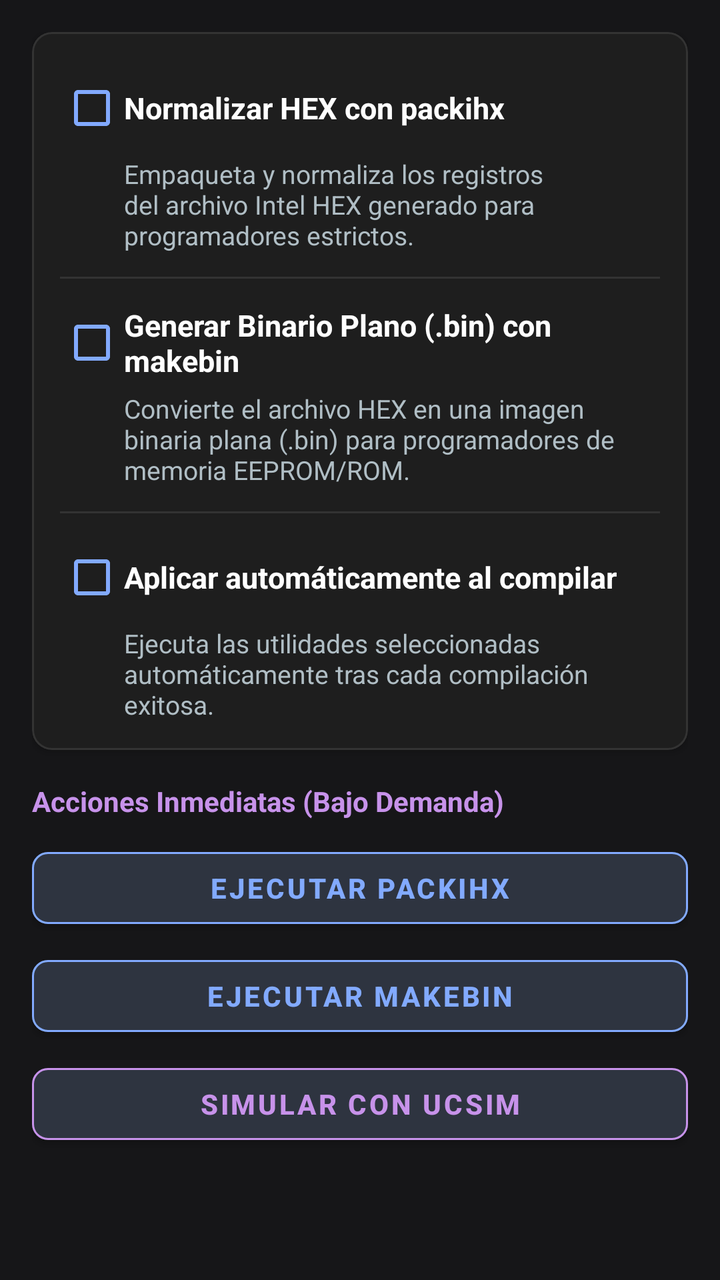
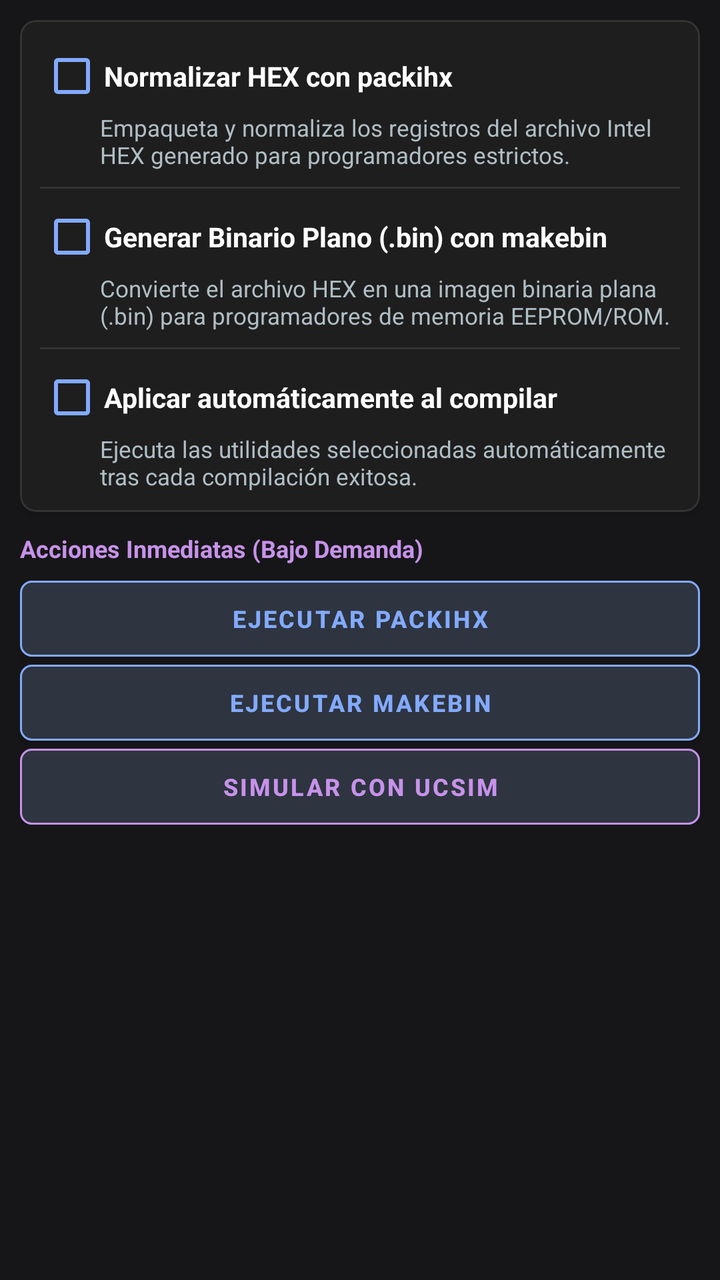

The first picture is an Android layout as it rendered before a commit; the second is the same layout after the commit. The layout source and the unified diff follow.
<!-- AndroidManifest.xml: application theme Theme.CPIC -->
<!-- res/layout/dialog_optional_tools.xml -->
<?xml version="1.0" encoding="utf-8"?>
<ScrollView xmlns:android="http://schemas.android.com/apk/res/android"
    xmlns:app="http://schemas.android.com/apk/res-auto"
    android:layout_width="match_parent"
    android:layout_height="wrap_content"
    android:background="@color/surface"
    android:padding="16dp">

    <LinearLayout
        android:layout_width="match_parent"
        android:layout_height="wrap_content"
        android:orientation="vertical">

        
        <com.google.android.material.card.MaterialCardView
            android:layout_width="match_parent"
            android:layout_height="wrap_content"
            app:cardBackgroundColor="#1E1E1E"
            app:cardCornerRadius="10dp"
            app:cardElevation="2dp"
            app:strokeColor="#333333"
            app:strokeWidth="1dp">

            <LinearLayout
                android:layout_width="match_parent"
                android:layout_height="wrap_content"
                android:orientation="vertical"
                android:padding="14dp">

                
                <com.google.android.material.checkbox.MaterialCheckBox
                    android:id="@+id/chk_packihx"
                    android:layout_width="match_parent"
                    android:layout_height="wrap_content"
                    android:text="@string/opt_packihx_title"
                    android:textColor="#FFFFFF"
                    android:textSize="15sp"
                    android:textStyle="bold"
                    app:buttonTint="@color/primary" />

                <TextView
                    android:layout_width="match_parent"
                    android:layout_height="wrap_content"
                    android:layout_marginStart="32dp"
                    android:layout_marginBottom="12dp"
                    android:text="@string/opt_packihx_desc"
                    android:textColor="#B0BEC5"
                    android:textSize="13sp" />

                <View
                    android:layout_width="match_parent"
                    android:layout_height="1dp"
                    android:layout_marginBottom="8dp"
                    android:background="#333333" />

                
                <com.google.android.material.checkbox.MaterialCheckBox
                    android:id="@+id/chk_makebin"
                    android:layout_width="match_parent"
                    android:layout_height="wrap_content"
                    android:text="@string/opt_makebin_title"
                    android:textColor="#FFFFFF"
                    android:textSize="15sp"
                    android:textStyle="bold"
                    app:buttonTint="@color/primary" />

                <TextView
                    android:layout_width="match_parent"
                    android:layout_height="wrap_content"
                    android:layout_marginStart="32dp"
                    android:layout_marginBottom="12dp"
                    android:text="@string/opt_makebin_desc"
                    android:textColor="#B0BEC5"
                    android:textSize="13sp" />

                <View
                    android:layout_width="match_parent"
                    android:layout_height="1dp"
                    android:layout_marginBottom="8dp"
                    android:background="#333333" />

                
                <com.google.android.material.checkbox.MaterialCheckBox
                    android:id="@+id/chk_auto_apply"
                    android:layout_width="match_parent"
                    android:layout_height="wrap_content"
                    android:text="@string/opt_auto_apply_title"
                    android:textColor="#FFFFFF"
                    android:textSize="15sp"
                    android:textStyle="bold"
                    app:buttonTint="@color/primary" />

                <TextView
                    android:layout_width="match_parent"
                    android:layout_height="wrap_content"
                    android:layout_marginStart="32dp"
                    android:text="@string/opt_auto_apply_desc"
                    android:textColor="#B0BEC5"
                    android:textSize="13sp" />

            </LinearLayout>
        </com.google.android.material.card.MaterialCardView>

        
        <TextView
            android:layout_width="match_parent"
            android:layout_height="wrap_content"
            android:layout_marginTop="16dp"
            android:layout_marginBottom="8dp"
            android:text="@string/opt_actions_header"
            android:textColor="@color/secondary"
            android:textSize="14sp"
            android:textStyle="bold" />

        
        <com.google.android.material.button.MaterialButton
            android:id="@+id/btn_run_packihx_action"
            android:layout_width="match_parent"
            android:layout_height="wrap_content"
            android:layout_marginTop="2dp"
            android:text="@string/btn_run_packihx"
            android:textColor="@color/primary"
            android:textStyle="bold"
            app:backgroundTint="#2E3440"
            app:cornerRadius="8dp"
            app:strokeColor="@color/primary"
            app:strokeWidth="1dp" />

        <com.google.android.material.button.MaterialButton
            android:id="@+id/btn_run_makebin_action"
            android:layout_width="match_parent"
            android:layout_height="wrap_content"
            android:layout_marginTop="6dp"
            android:text="@string/btn_run_makebin"
            android:textColor="@color/primary"
            android:textStyle="bold"
            app:backgroundTint="#2E3440"
            app:cornerRadius="8dp"
            app:strokeColor="@color/primary"
            app:strokeWidth="1dp" />

        <com.google.android.material.button.MaterialButton
            android:id="@+id/btn_run_simulator_action"
            android:layout_width="match_parent"
            android:layout_height="wrap_content"
            android:layout_marginTop="6dp"
            android:text="@string/btn_run_simulator"
            android:textColor="@color/secondary"
            android:textStyle="bold"
            app:backgroundTint="#2E3440"
            app:cornerRadius="8dp"
            app:strokeColor="@color/secondary"
            app:strokeWidth="1dp" />

    </LinearLayout>
</ScrollView>
<!-- resources referenced by this layout -->
<resources>
  <color name="primary">#82AAFF</color>
  <color name="secondary">#C792EA</color>
  <color name="surface">#161618</color>
  <string name="btn_run_makebin">Ejecutar makebin</string>
  <string name="btn_run_packihx">Ejecutar packihx</string>
  <string name="btn_run_simulator">Simular con ucSim</string>
  <string name="opt_actions_header">Acciones Inmediatas (Bajo Demanda)</string>
  <string name="opt_auto_apply_desc">Ejecuta las utilidades seleccionadas automáticamente tras cada compilación exitosa.</string>
  <string name="opt_auto_apply_title">Aplicar automáticamente al compilar</string>
  <string name="opt_makebin_desc">Convierte el archivo HEX en una imagen binaria plana (.bin) para programadores de memoria EEPROM/ROM.</string>
  <string name="opt_makebin_title">Generar Binario Plano (.bin) con makebin</string>
  <string name="opt_packihx_desc">Empaqueta y normaliza los registros del archivo Intel HEX generado para programadores estrictos.</string>
  <string name="opt_packihx_title">Normalizar HEX con packihx</string>
  <style name="Theme.CPIC" parent="Theme.MaterialComponents.DayNight.NoActionBar">
          <item name="colorPrimary">@color/primary</item>
          <item name="colorPrimaryVariant">@color/primary_variant</item>
          <item name="colorOnPrimary">@color/on_primary</item>
          
          <item name="colorSecondary">@color/secondary</item>
          <item name="colorOnSecondary">@color/on_secondary</item>
          
          <item name="android:windowBackground">@color/background</item>
          <item name="android:statusBarColor">@color/background</item>
          <item name="android:navigationBarColor">@android:color/transparent</item>
          
          <item name="android:textColorPrimary">@color/on_surface</item>
          
          
          <item name="android:windowLayoutInDisplayCutoutMode" tools:targetApi="o_mr1">shortEdges</item>
  
          
          <item name="actionMenuTextColor">#FFFFFF</item>
          <item name="android:actionMenuTextColor">#FFFFFF</item>
          
          
          <item name="actionBarPopupTheme">@style/CustomPopupTheme</item>
          <item name="popupTheme">@style/CustomPopupTheme</item>
  
          
          <item name="alertDialogTheme">@style/CustomAlertDialogTheme</item>
          <item name="materialAlertDialogTheme">@style/CustomAlertDialogTheme</item>
      </style>
  <color name="primary_variant">#3B4252</color>
  <color name="on_primary">#FFFFFF</color>
  <color name="on_secondary">#121212</color>
  <color name="background">#0A0A0B</color>
  <color name="on_surface">#E0E0E0</color>
  <style name="CustomPopupTheme" parent="ThemeOverlay.AppCompat.Light">
          <item name="android:windowBackground">@color/surface</item>
          <item name="android:colorBackground">#FAFAFA</item>
          <item name="android:background">#FAFAFA</item>
          <item name="android:itemBackground">#FAFAFA</item>
          <item name="android:textColor">#000000</item>
      </style>
  <style name="CustomAlertDialogTheme" parent="ThemeOverlay.MaterialComponents.MaterialAlertDialog">
          <item name="android:background">@color/surface</item>
          <item name="colorSurface">@color/surface</item>
          <item name="colorOnSurface">#FFFFFF</item>
          <item name="android:textColorPrimary">#FFFFFF</item>
          <item name="android:textColorSecondary">#B0BEC5</item>
          <item name="colorPrimary">@color/primary</item>
          <item name="buttonBarPositiveButtonStyle">@style/DialogPositiveButton</item>
          <item name="buttonBarNegativeButtonStyle">@style/DialogNegativeButton</item>
      </style>
  <style name="DialogPositiveButton" parent="Widget.MaterialComponents.Button.TextButton.Dialog">
          <item name="android:textColor">@color/primary</item>
          <item name="android:textStyle">bold</item>
      </style>
  <style name="DialogNegativeButton" parent="Widget.MaterialComponents.Button.TextButton.Dialog">
          <item name="android:textColor">#B0BEC5</item>
      </style>
</resources>

<!-- the commit's change to res/layout/dialog_optional_tools.xml (unified diff, before → after) -->
@@ -4,7 +4,7 @@
     android:layout_width="match_parent"
     android:layout_height="wrap_content"
     android:background="@color/surface"
-    android:padding="16dp">
+    android:padding="10dp">
 
     <LinearLayout
         android:layout_width="match_parent"
@@ -16,7 +16,7 @@
             android:layout_width="match_parent"
             android:layout_height="wrap_content"
             app:cardBackgroundColor="#1E1E1E"
-            app:cardCornerRadius="10dp"
+            app:cardCornerRadius="8dp"
             app:cardElevation="2dp"
             app:strokeColor="#333333"
             app:strokeWidth="1dp">
@@ -25,32 +25,33 @@
                 android:layout_width="match_parent"
                 android:layout_height="wrap_content"
                 android:orientation="vertical"
-                android:padding="14dp">
+                android:padding="10dp">
 
                 
                 <com.google.android.material.checkbox.MaterialCheckBox
                     android:id="@+id/chk_packihx"
                     android:layout_width="match_parent"
                     android:layout_height="wrap_content"
+                    android:minHeight="36dp"
                     android:text="@string/opt_packihx_title"
                     android:textColor="#FFFFFF"
-                    android:textSize="15sp"
+                    android:textSize="13.5sp"
                     android:textStyle="bold"
                     app:buttonTint="@color/primary" />
 
                 <TextView
                     android:layout_width="match_parent"
                     android:layout_height="wrap_content"
-                    android:layout_marginStart="32dp"
-                    android:layout_marginBottom="12dp"
+                    android:layout_marginStart="30dp"
+                    android:layout_marginBottom="8dp"
                     android:text="@string/opt_packihx_desc"
                     android:textColor="#B0BEC5"
-                    android:textSize="13sp" />
+                    android:textSize="11.5sp" />
 
                 <View
                     android:layout_width="match_parent"
                     android:layout_height="1dp"
-                    android:layout_marginBottom="8dp"
+                    android:layout_marginBottom="6dp"
                     android:background="#333333" />
 
                 
@@ -58,25 +59,26 @@
                     android:id="@+id/chk_makebin"
                     android:layout_width="match_parent"
                     android:layout_height="wrap_content"
+                    android:minHeight="36dp"
                     android:text="@string/opt_makebin_title"
                     android:textColor="#FFFFFF"
-                    android:textSize="15sp"
+                    android:textSize="13.5sp"
                     android:textStyle="bold"
                     app:buttonTint="@color/primary" />
 
                 <TextView
                     android:layout_width="match_parent"
                     android:layout_height="wrap_content"
-                    android:layout_marginStart="32dp"
-                    android:layout_marginBottom="12dp"
+                    android:layout_marginStart="30dp"
+                    android:layout_marginBottom="8dp"
                     android:text="@string/opt_makebin_desc"
                     android:textColor="#B0BEC5"
-                    android:textSize="13sp" />
+                    android:textSize="11.5sp" />
 
                 <View
                     android:layout_width="match_parent"
                     android:layout_height="1dp"
-                    android:layout_marginBottom="8dp"
+                    android:layout_marginBottom="6dp"
                     android:background="#333333" />
 
                 
@@ -84,19 +86,20 @@
                     android:id="@+id/chk_auto_apply"
                     android:layout_width="match_parent"
                     android:layout_height="wrap_content"
+                    android:minHeight="36dp"
                     android:text="@string/opt_auto_apply_title"
                     android:textColor="#FFFFFF"
-                    android:textSize="15sp"
+                    android:textSize="13.5sp"
                     android:textStyle="bold"
                     app:buttonTint="@color/primary" />
 
                 <TextView
                     android:layout_width="match_parent"
                     android:layout_height="wrap_content"
-                    android:layout_marginStart="32dp"
+                    android:layout_marginStart="30dp"
                     android:text="@string/opt_auto_apply_desc"
                     android:textColor="#B0BEC5"
-                    android:textSize="13sp" />
+                    android:textSize="11.5sp" />
 
             </LinearLayout>
         </com.google.android.material.card.MaterialCardView>
@@ -105,11 +108,11 @@
         <TextView
             android:layout_width="match_parent"
             android:layout_height="wrap_content"
-            android:layout_marginTop="16dp"
-            android:layout_marginBottom="8dp"
+            android:layout_marginTop="10dp"
+            android:layout_marginBottom="6dp"
             android:text="@string/opt_actions_header"
             android:textColor="@color/secondary"
-            android:textSize="14sp"
+            android:textSize="12sp"
             android:textStyle="bold" />
 
         
@@ -117,12 +120,16 @@
             android:id="@+id/btn_run_packihx_action"
             android:layout_width="match_parent"
             android:layout_height="wrap_content"
+            android:minHeight="38dp"
+            android:insetTop="0dp"
+            android:insetBottom="0dp"
             android:layout_marginTop="2dp"
             android:text="@string/btn_run_packihx"
             android:textColor="@color/primary"
+            android:textSize="12sp"
             android:textStyle="bold"
             app:backgroundTint="#2E3440"
-            app:cornerRadius="8dp"
+            app:cornerRadius="6dp"
             app:strokeColor="@color/primary"
             app:strokeWidth="1dp" />
 
@@ -130,12 +137,16 @@
             android:id="@+id/btn_run_makebin_action"
             android:layout_width="match_parent"
             android:layout_height="wrap_content"
-            android:layout_marginTop="6dp"
+            android:minHeight="38dp"
+            android:insetTop="0dp"
+            android:insetBottom="0dp"
+            android:layout_marginTop="4dp"
             android:text="@string/btn_run_makebin"
             android:textColor="@color/primary"
+            android:textSize="12sp"
             android:textStyle="bold"
             app:backgroundTint="#2E3440"
-            app:cornerRadius="8dp"
+            app:cornerRadius="6dp"
             app:strokeColor="@color/primary"
             app:strokeWidth="1dp" />
 
@@ -143,12 +154,16 @@
             android:id="@+id/btn_run_simulator_action"
             android:layout_width="match_parent"
             android:layout_height="wrap_content"
-            android:layout_marginTop="6dp"
+            android:minHeight="38dp"
+            android:insetTop="0dp"
+            android:insetBottom="0dp"
+            android:layout_marginTop="4dp"
             android:text="@string/btn_run_simulator"
             android:textColor="@color/secondary"
+            android:textSize="12sp"
             android:textStyle="bold"
             app:backgroundTint="#2E3440"
-            app:cornerRadius="8dp"
+            app:cornerRadius="6dp"
             app:strokeColor="@color/secondary"
             app:strokeWidth="1dp" />
 
